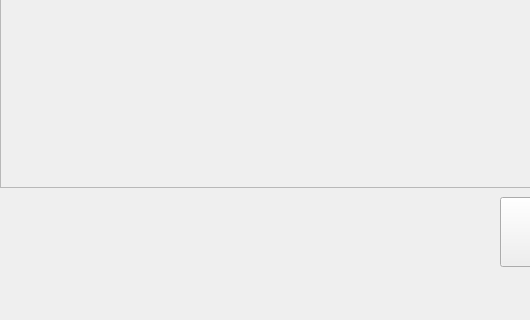
tomyqg/topaz-m, file mainwindow.ui: the form before one commit; both pictures show x 0 to 530 and y 480 to 800 of the 1280 by 800 pixel window.
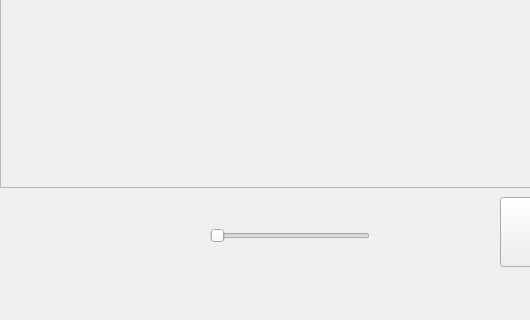
The form after the commit. Icons and pictures are not drawn. Custom widgets are drawn as their Qt base class.

Patch:
```diff
--- a/mainwindow.ui
+++ b/mainwindow.ui
@@ -221,6 +221,31 @@
      <pixmap>logo.jpg</pixmap>
     </property>
    </widget>
+   <widget class="QSlider" name="horizontalSlider">
+    <property name="geometry">
+     <rect>
+      <x>210</x>
+      <y>690</y>
+      <width>160</width>
+      <height>18</height>
+     </rect>
+    </property>
+    <property name="minimum">
+     <number>1</number>
+    </property>
+    <property name="maximum">
+     <number>6</number>
+    </property>
+    <property name="pageStep">
+     <number>1</number>
+    </property>
+    <property name="value">
+     <number>1</number>
+    </property>
+    <property name="orientation">
+     <enum>Qt::Horizontal</enum>
+    </property>
+   </widget>
    <zorder>customPlot</zorder>
    <zorder>frame</zorder>
    <zorder>MessagesWidget</zorder>
```
Left out of the diff: 1 changed line with no effect on the pictures.
